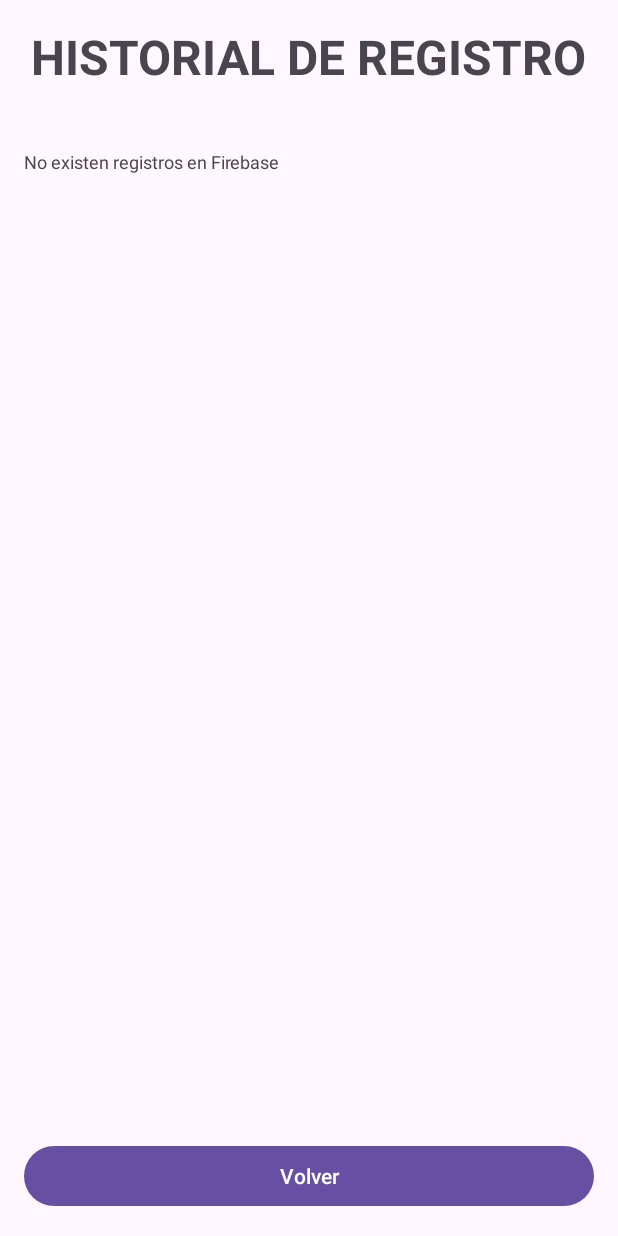
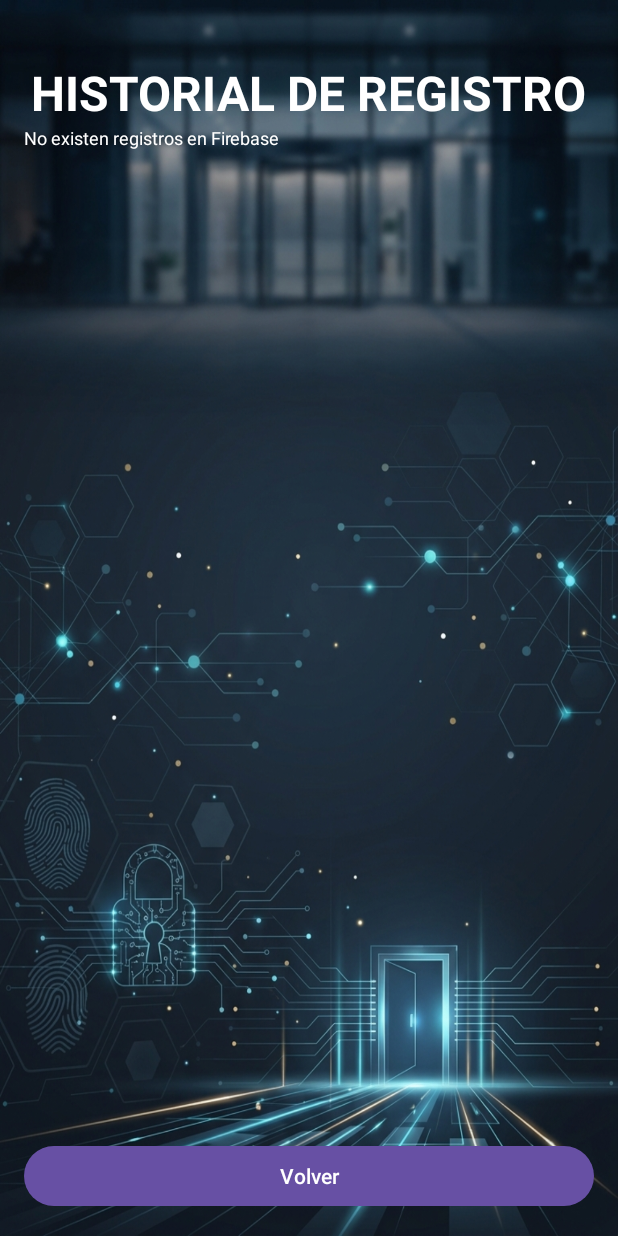
Before and after one commit to DDWestAdmin/sistema-de-control, an Android app: the historialActivity screen opened directly, with no data from a screen before it, on a phone screen of 412 x 824 dp. Run offline under Robolectric (Android 15) with nearby library versions, the phone set to English and light mode, and no system bars; our stand-ins replace Firebase (no records; nobody signed in at launch, a user with empty details on screens opened directly).

Commit message:
añadido fondo de aplicación

```diff
--- a/app/src/main/res/layout/activity_historial.xml
+++ b/app/src/main/res/layout/activity_historial.xml
@@ -4,17 +4,19 @@
     android:layout_width="match_parent"
     android:layout_height="match_parent"
     android:orientation="vertical"
-    android:padding="16dp">
+    android:padding="16dp"
+    android:background="@drawable/fondo_sistema_control">
 
     <TextView
         android:id="@+id/etpanelhistorial"
         android:layout_width="wrap_content"
         android:layout_height="wrap_content"
+        android:layout_gravity="center_horizontal"
+        android:layout_marginTop="24dp"
         android:text="HISTORIAL DE REGISTRO"
+        android:textColor="@color/white"
         android:textSize="32dp"
-        android:textStyle="bold"
-        android:layout_gravity="center_horizontal"
-        android:layout_marginBottom="40dp"/>
+        android:textStyle="bold"/>
 
     <ScrollView
         android:layout_width="match_parent"
@@ -27,6 +29,7 @@
             android:layout_width="match_parent"
             android:layout_height="wrap_content"
             android:textSize="12dp"
+            android:textColor="@color/white"
             android:lineSpacingExtra="8dp"/>
     </ScrollView>
 
--- a/app/src/main/res/layout/activity_login.xml
+++ b/app/src/main/res/layout/activity_login.xml
@@ -4,15 +4,18 @@
     android:layout_height="match_parent"
     android:orientation="vertical"
     android:padding="24dp"
-    android:gravity="top">
+    android:background="@drawable/fondo_sistema_control">
 
     <EditText
         android:id="@+id/etsmartlock"
         android:layout_width="wrap_content"
         android:layout_height="wrap_content"
         android:text="SMARTLOCK ADMINISTRADOR"
+        android:textColor="@color/white"
         android:textSize="24dp"
         android:textStyle="bold"
+        android:layout_gravity="center_horizontal"
+        android:layout_marginTop="24dp"
         android:layout_marginBottom="24dp"/>
 
     <EditText
```
Also changed, not shown: app/src/main/res/layout/activity_main.xml (+5 -2 lines), app/src/main/res/layout/activity_tarjetas.xml (+5 -2 lines), app/src/main/res/layout/activity_trabajador.xml (+6 -3 lines), app/src/main/res/drawable/fondo_sistema_control.jpg (added).
